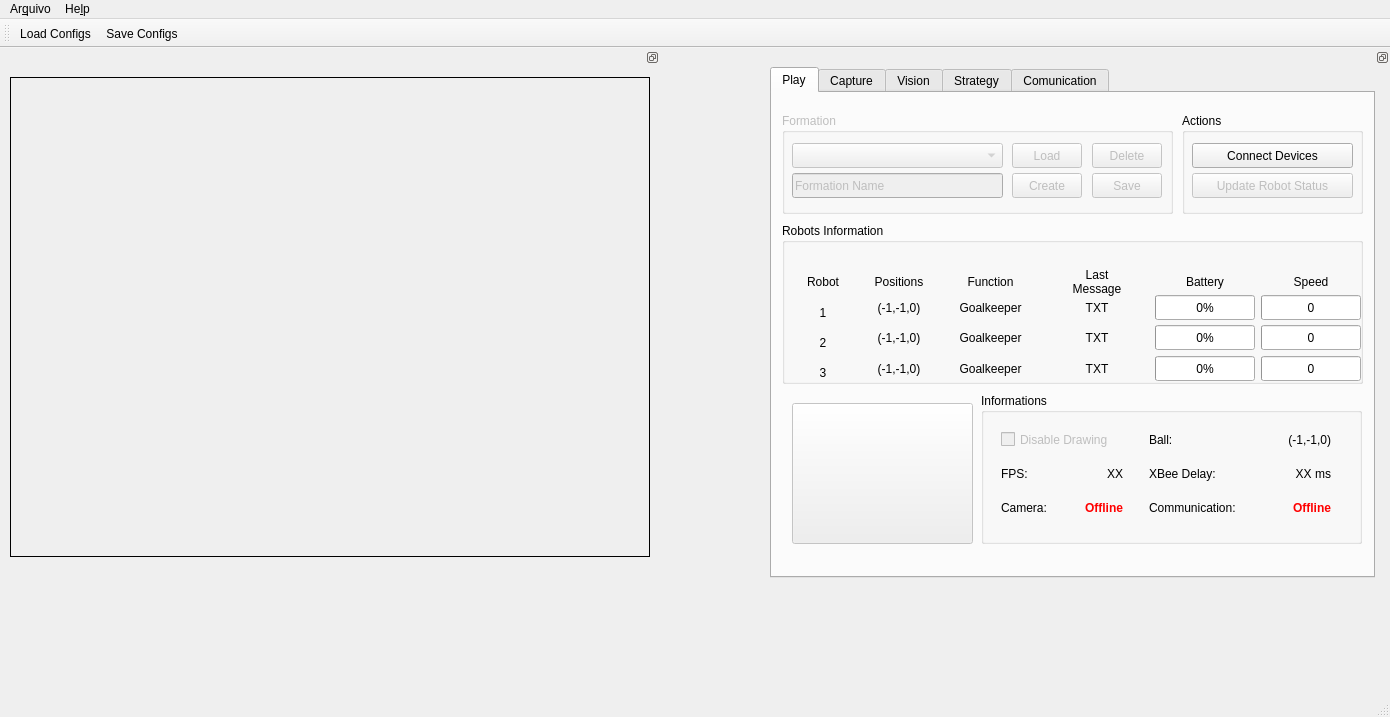
Before: the Qt Designer form interface/mainwindow.ui in PEQUI-MEC/PY-VSSS-INF, drawn with Qt 5.
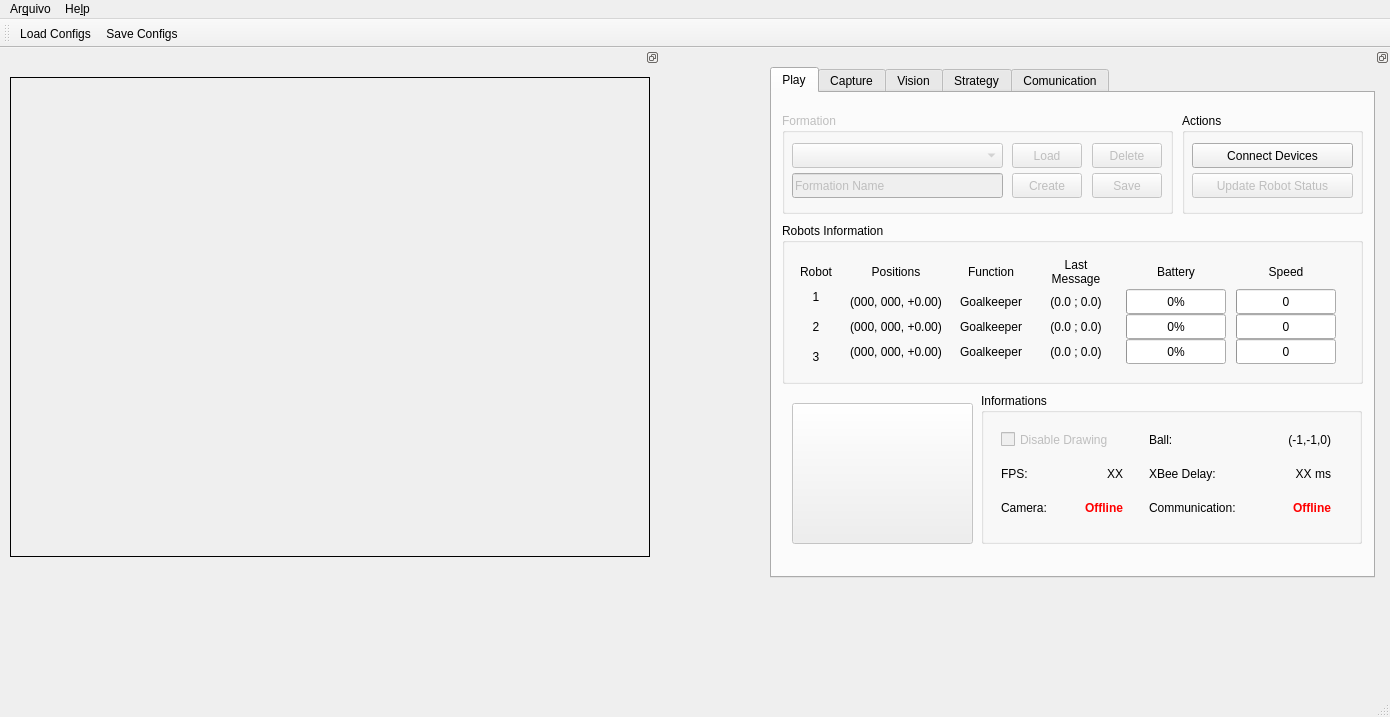
After: the same form once the commit is applied. Icons and pictures are not drawn.

Commit message:
Atualizando label Positions
Label Positions - Tamanho Ajustado

```diff
--- a/interface/mainwindow.ui
+++ b/interface/mainwindow.ui
@@ -926,35 +926,32 @@
        <property name="title">
         <string>Robots Information</string>
        </property>
-       <widget class="QWidget" name="layoutWidget">
+       <widget class="QWidget" name="">
         <property name="geometry">
          <rect>
           <x>0</x>
-          <y>30</y>
-          <width>590</width>
-          <height>138</height>
+          <y>20</y>
+          <width>571</width>
+          <height>135</height>
          </rect>
         </property>
-        <layout class="QHBoxLayout" name="horizontalLayout_10">
+        <layout class="QHBoxLayout" name="horizontalLayout_7">
+         <property name="spacing">
+          <number>7</number>
+         </property>
          <item>
-          <layout class="QVBoxLayout" name="verticalLayout_9">
-           <property name="spacing">
-            <number>10</number>
-           </property>
-           <property name="topMargin">
-            <number>5</number>
-           </property>
+          <layout class="QVBoxLayout" name="verticalLayout">
            <item>
             <widget class="QLabel" name="labelPlayLastMessageRobot_2">
              <property name="minimumSize">
               <size>
-               <width>60</width>
-               <height>25</height>
+               <width>40</width>
+               <height>35</height>
               </size>
              </property>
              <property name="maximumSize">
               <size>
-               <width>70</width>
+               <width>40</width>
                <height>25</height>
               </size>
              </property>
@@ -970,13 +967,13 @@
             <widget class="QLabel" name="labelPlayLastMessageRobot1Fixed">
              <property name="minimumSize">
               <size>
-               <width>60</width>
+               <width>40</width>
                <height>25</height>
               </size>
              </property>
              <property name="maximumSize">
               <size>
-               <width>80</width>
+               <width>40</width>
                <height>25</height>
               </size>
              </property>
@@ -992,13 +989,13 @@
             <widget class="QLabel" name="labelPlayLastMessageRobot2Fixed">
              <property name="minimumSize">
               <size>
-               <width>60</width>
+               <width>40</width>
                <height>25</height>
               </size>
              </property>
              <property name="maximumSize">
               <size>
-               <width>80</width>
+               <width>40</width>
                <height>25</height>
               </size>
              </property>
@@ -1014,13 +1011,13 @@
             <widget class="QLabel" name="labelPlayLastMessageRobot3Fixed">
              <property name="minimumSize">
               <size>
-               <width>60</width>
+               <width>40</width>
                <height>25</height>
               </size>
              </property>
              <property name="maximumSize">
               <size>
-               <width>80</width>
+               <width>40</width>
                <height>25</height>
               </size>
              </property>
@@ -1035,18 +1032,21 @@
           </layout>
          </item>
          <item>
-          <layout class="QVBoxLayout" name="verticalLayout_5">
+          <layout class="QVBoxLayout" name="verticalLayout_2">
+           <property name="spacing">
+            <number>0</number>
+           </property>
            <item>
             <widget class="QLabel" name="labelPlayPositionsRobot">
              <property name="minimumSize">
               <size>
-               <width>80</width>
+               <width>100</width>
                <height>35</height>
               </size>
              </property>
              <property name="maximumSize">
               <size>
-               <width>80</width>
+               <width>100</width>
                <height>35</height>
               </size>
              </property>
@@ -1062,18 +1062,18 @@
             <widget class="QLabel" name="labelPlayPositionsRobot1">
              <property name="minimumSize">
               <size>
-               <width>80</width>
+               <width>100</width>
                <height>25</height>
               </size>
              </property>
              <property name="maximumSize">
               <size>
-               <width>80</width>
+               <width>100</width>
                <height>25</height>
               </size>
              </property>
              <property name="text">
-              <string>(-1,-1,0)</string>
+              <string>(000, 000, +0.00)</string>
              </property>
              <property name="alignment">
               <set>Qt::AlignCenter</set>
@@ -1084,18 +1084,18 @@
             <widget class="QLabel" name="labelPlayPositionsRobot2">
              <property name="minimumSize">
               <size>
-               <width>80</width>
+               <width>100</width>
                <height>25</height>
               </size>
              </property>
              <property name="maximumSize">
               <size>
-               <width>80</width>
+               <width>100</width>
                <height>25</height>
               </size>
              </property>
              <property name="text">
-              <string>(-1,-1,0)</string>
+              <string>(000, 000, +0.00)</string>
              </property>
              <property name="alignment">
               <set>Qt::AlignCenter</set>
@@ -1106,18 +1106,18 @@
             <widget class="QLabel" name="labelPlayPositionsRobot3">
              <property name="minimumSize">
               <size>
-               <width>80</width>
+               <width>100</width>
                <height>25</height>
               </size>
              </property>
              <property name="maximumSize">
               <size>
-               <width>80</width>
+               <width>100</width>
                <height>25</height>
               </size>
              </property>
              <property name="text">
-              <string>(-1,-1,0)</string>
+              <string>(000, 000, +0.00)</string>
              </property>
              <property name="alignment">
               <set>Qt::AlignCenter</set>
@@ -1127,18 +1127,21 @@
           </layout>
          </item>
          <item>
-          <layout class="QVBoxLayout" name="verticalLayout_4">
+          <layout class="QVBoxLayout" name="verticalLayout_3">
+           <property name="spacing">
+            <number>0</number>
+           </property>
            <item>
             <widget class="QLabel" name="labelPlayRobotFunctions">
              <property name="minimumSize">
               <size>
-               <width>80</width>
+               <width>70</width>
                <height>35</height>
               </size>
              </property>
              <property name="maximumSize">
               <size>
-               <width>16777215</width>
+               <width>70</width>
                <height>35</height>
               </size>
              </property>
@@ -1154,13 +1157,13 @@
             <widget class="QLabel" name="labelPlayRobotFunctionsRobot1Function">
              <property name="minimumSize">
               <size>
-               <width>91</width>
+               <width>70</width>
                <height>25</height>
               </size>
              </property>
              <property name="maximumSize">
               <size>
-               <width>91</width>
+               <width>70</width>
                <height>25</height>
               </size>
              </property>
@@ -1176,13 +1179,13 @@
             <widget class="QLabel" name="labelPlayRobotFunctionsRobot2Function">
              <property name="minimumSize">
               <size>
-               <width>91</width>
+               <width>70</width>
                <height>25</height>
               </size>
              </property>
              <property name="maximumSize">
               <size>
-               <width>91</width>
+               <width>70</width>
                <height>25</height>
               </size>
              </property>
@@ -1198,13 +1201,13 @@
             <widget class="QLabel" name="labelPlayRobotFunctionsRobot3Function">
              <property name="minimumSize">
               <size>
-               <width>91</width>
+               <width>70</width>
                <height>25</height>
               </size>
              </property>
              <property name="maximumSize">
               <size>
-               <width>91</width>
+               <width>70</width>
                <height>25</height>
               </size>
              </property>
@@ -1219,12 +1222,15 @@
           </layout>
          </item>
          <item>
-          <layout class="QVBoxLayout" name="verticalLayout_6">
+          <layout class="QVBoxLayout" name="verticalLayout_4">
+           <property name="spacing">
+            <number>0</number>
+           </property>
            <item>
             <widget class="QLabel" name="labelPlayLastMessageRobot">
              <property name="minimumSize">
               <size>
-               <width>110</width>
+               <width>80</width>
                <height>35</height>
               </size>
              </property>
@@ -1247,7 +1253,7 @@
             <widget class="QLabel" name="labelPlayLastMessageRobot1">
              <property name="minimumSize">
               <size>
-               <width>110</width>
+               <width>80</width>
                <height>25</height>
               </size>
              </property>
@@ -1258,7 +1264,7 @@
               </size>
              </property>
              <property name="text">
-              <string>TXT</string>
+              <string>(0.0 ; 0.0)</string>
              </property>
              <property name="alignment">
               <set>Qt::AlignCenter</set>
@@ -1269,7 +1275,7 @@
             <widget class="QLabel" name="labelPlayLastMessageRobot2">
              <property name="minimumSize">
               <size>
-               <width>110</width>
+               <width>80</width>
                <height>25</height>
               </size>
              </property>
@@ -1280,7 +1286,7 @@
               </size>
              </property>
              <property name="text">
-              <string>TXT</string>
+              <string>(0.0 ; 0.0)</string>
              </property>
              <property name="alignment">
               <set>Qt::AlignCenter</set>
@@ -1291,7 +1297,7 @@
             <widget class="QLabel" name="labelPlayLastMessageRobot3">
              <property name="minimumSize">
               <size>
-               <width>110</width>
+               <width>80</width>
                <height>25</height>
               </size>
              </property>
@@ -1302,7 +1308,7 @@
               </size>
              </property>
              <property name="text">
-              <string>TXT</string>
+              <string>(0.0 ; 0.0)</string>
              </property>
              <property name="alignment">
               <set>Qt::AlignCenter</set>
@@ -1313,6 +1319,9 @@
          </item>
          <item>
           <layout class="QVBoxLayout" name="verticalLayout_7">
+           <property name="spacing">
+            <number>0</number>
+           </property>
            <item>
             <widget class="QLabel" name="labelPlayRobotStatus">
              <property name="minimumSize">
@@ -1396,6 +1405,9 @@
          </item>
          <item>
           <layout class="QVBoxLayout" name="verticalLayout_8">
+           <property name="spacing">
+            <number>0</number>
+           </property>
            <item>
             <widget class="QLabel" name="labelPlayRobotSpeed">
              <property name="minimumSize">
```
